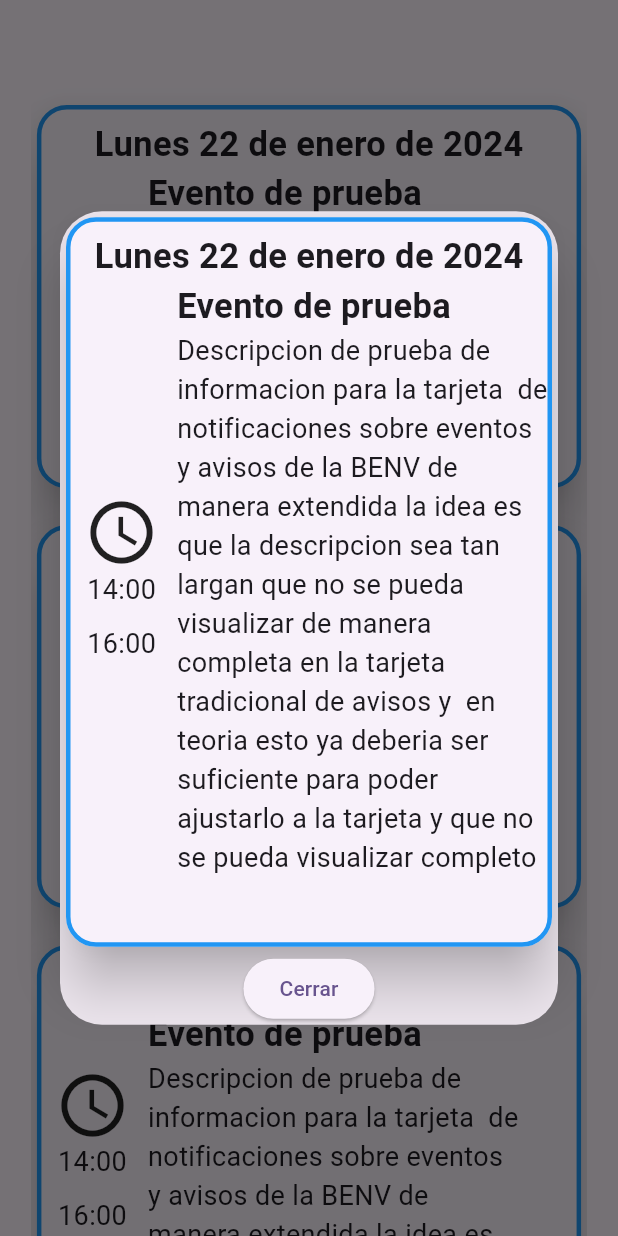
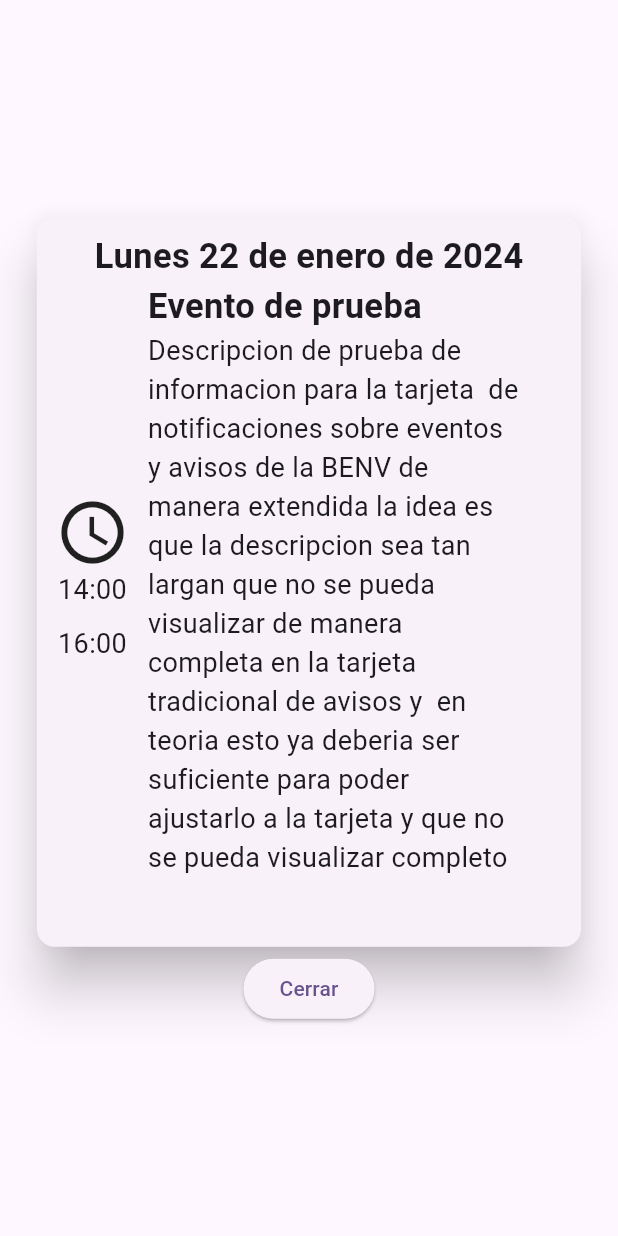
Before and after one commit to REV09/siabenv_ss, a Flutter app: the NotificationsPage widget shown alone on an empty page, opened directly, after a tap on "Lunes 22 de enero de 2024", on a phone screen of 412 x 824 dp. Run offline on Flutter 3.47's test engine with Material 2 defaults, Android fonts, the phone set to English and light mode, and no system bars.

Commit message:
detalles evento terminado

```diff
--- /dev/null
+++ b/lib/src/pages/event_details_page.dart
@@ -0,0 +1,97 @@
+import 'package:flutter/material.dart';
+import 'package:mibenv/src/utils/responsive.dart';
+import 'widgets/notifications_card_landscape.dart';
+import 'widgets/notifications_card_portrait.dart';
+
+class EventDetailsPage extends StatefulWidget {
+  String title;
+  String information;
+
+  EventDetailsPage({
+    super.key,
+    required this.title,
+    required this.information,
+  });
+
+  @override
+  State<EventDetailsPage> createState() => _EventDetailsPage();
+}
+
+class _EventDetailsPage extends State<EventDetailsPage> {
+  @override
+  Widget build(BuildContext context) {
+    Responsive responsive = Responsive(context);
+    return Scaffold(
+      body: Center(
+        child: OrientationBuilder(
+          builder: (context, orientation) => orientation == Orientation.portrait
+              ? portraitView(responsive)
+              : landscapeView(responsive),
+        ),
+      ),
+    );
+  }
+
+  portraitView(Responsive responsive) {
+    NotificationCardPortrait eventCardPortrait = NotificationCardPortrait(
+      information: widget.information,
+      title: widget.title,
+      width: responsive.wp(60),
+    );
+
+    return Column(
+      mainAxisAlignment: MainAxisAlignment.center,
+      children: <Widget>[
+        SizedBox(
+          width: responsive.wp(90),
+          height: responsive.hp(60),
+          child: eventCardPortrait,
+        ),
+        Row(
+          mainAxisAlignment: MainAxisAlignment.center,
+          children: <Widget>[
+            SizedBox(
+              child: ElevatedButton(
+                onPressed: () {
+                  Navigator.pop(context);
+                },
+                child: const Text("Cerrar"),
+              ),
+            ),
+          ],
+        ),
+      ],
+    );
+  }
+
+  landscapeView(Responsive responsive) {
+    NotificationCardLandscape eventCardLandscape = NotificationCardLandscape(
+      information: widget.information,
+      title: widget.title,
+      width: responsive.wp(70),
+    );
+    return Column(
+      mainAxisAlignment: MainAxisAlignment.center,
+      children: [
+        SizedBox(
+          width: responsive.wp(73),
+          height: responsive.hp(78),
+          child: eventCardLandscape,
+        ),
+        Row(
+          mainAxisAlignment: MainAxisAlignment.center,
+          children: <Widget>[
+            SizedBox(
+              child: ElevatedButton(
+                onPressed: () {
+                  Navigator.pop(context);
+                },
+                child: const Text("Cerrar"),
+              ),
+            ),
+          ],
+        ),
+      ],
+    );
+  }
+}
--- a/lib/src/pages/notifications_page.dart
+++ b/lib/src/pages/notifications_page.dart
@@ -1,4 +1,5 @@
 import 'package:flutter/material.dart';
+import 'package:mibenv/src/pages/event_details_page.dart';
 import '../utils/responsive.dart';
 import 'widgets/notifications_card_landscape.dart';
 import 'widgets/notifications_card_portrait.dart';
@@ -11,6 +12,9 @@ class NotificationsPage extends StatefulWidget {
 }
 
 class _NotificationsPage extends State<NotificationsPage> {
+  List<SizedBox> eventsListPortrait = List.empty(growable: true);
+  List<SizedBox> eventsListLandscape = List.empty(growable: true);
+
   @override
   Widget build(BuildContext context) {
     String information = "Descripcion de prueba de informacion para la tarjeta "
@@ -22,6 +26,73 @@ class _NotificationsPage extends State<NotificationsPage> {
     String title = "Evento de prueba";
 
     Responsive responsive = Responsive(context);
+
+    eventsListPortrait.clear();
+    eventsListLandscape.clear();
+
+    eventsListPortrait.add(SizedBox(height: responsive.hp(8)));
+    eventsListLandscape.add(SizedBox(height: responsive.hp(8)));
+    for (int i = 0; i < 5; i++) {
+      NotificationCardLandscape eventCardLandscape = NotificationCardLandscape(
+        information: information,
+        title: title,
+        width: responsive.wp(70),
+      );
+
+      NotificationCardPortrait eventCardPortrait = NotificationCardPortrait(
+        information: information,
+        title: title,
+        width: responsive.wp(60),
+      );
+      eventCardPortrait.setMaxLines(6);
+      eventCardLandscape.setMaxLines(4);
+
+      eventsListPortrait.add(
+        SizedBox(
+          width: responsive.wp(90),
+          height: responsive.hp(32),
+          child: InkWell(
+            child: eventCardPortrait,
+            onTap: () {
+              Navigator.of(context).push(
+                MaterialPageRoute(
+                  builder: (context) => EventDetailsPage(
+                    title: title,
+                    information: information,
+                  ),
+                ),
+              );
+            },
+          ),
+        ),
+      );
+
+      eventsListLandscape.add(
+        SizedBox(
+          width: responsive.wp(60),
+          height: responsive.hp(60),
+          child: InkWell(
+            child: eventCardLandscape,
+            onTap: () {
+              Navigator.of(context).push(
+                MaterialPageRoute(
+                  builder: (context) => EventDetailsPage(
+                    title: title,
+                    information: information,
+                  ),
+                ),
+              );
+            },
+          ),
+        ),
+      );
+
+      eventsListPortrait.add(SizedBox(height: responsive.hp(2)));
+      eventsListLandscape.add(SizedBox(height: responsive.hp(2)));
+    }
+    eventsListPortrait.add(SizedBox(height: responsive.hp(5)));
+    eventsListLandscape.add(SizedBox(height: responsive.hp(5)));
+
     return Center(
       child: OrientationBuilder(
         builder: (context, orientation) => orientation == Orientation.portrait
@@ -33,146 +104,20 @@ class _NotificationsPage extends State<NotificationsPage> {
 
   SingleChildScrollView portraitView(
       String title, String information, Responsive responsive) {
-    List<SizedBox> eventsList = List.empty(growable: true);
-    eventsList.add(SizedBox(height: responsive.hp(8)));
-    for (int i = 0; i < 5; i++) {
-      NotificationCardPortrait eventCard = NotificationCardPortrait(
-        information: information,
-        title: title,
-        width: responsive.wp(60),
-        shapeBorder: RoundedRectangleBorder(
-          borderRadius: BorderRadius.circular(20),
-          side: const BorderSide(
-            color: Colors.blue,
-            width: 3,
-          ),
-        ),
-      );
-      eventCard.setMaxLines(6);
-
-      eventsList.add(
-        SizedBox(
-          width: responsive.wp(90),
-          height: responsive.hp(32),
-          child: InkWell(
-            child: eventCard,
-            onTap: () {
-              eventCard.setMaxLines(null);
-              showDialog(
-                context: context,
-                builder: (context) => Dialog(
-                  child: SingleChildScrollView(
-                    child: Column(
-                      children: <Widget>[
-                        SizedBox(
-                          width: responsive.wp(90),
-                          height: responsive.hp(60),
-                          child: eventCard,
-                        ),
-                        Row(
-                          mainAxisAlignment: MainAxisAlignment.center,
-                          children: <Widget>[
-                            SizedBox(
-                              child: ElevatedButton(
-                                onPressed: () {
-                                  Navigator.pop(context);
-                                },
-                                child: const Text("Cerrar"),
-                              ),
-                            ),
-                          ],
-                        ),
-                      ],
-                    ),
-                  ),
-                ),
-              );
-            },
-          ),
-        ),
-      );
-      eventsList.add(SizedBox(height: responsive.hp(2)));
-    }
-    eventsList.add(SizedBox(height: responsive.hp(5)));
-
     return SingleChildScrollView(
       child: Column(
         mainAxisAlignment: MainAxisAlignment.center,
-        children: eventsList,
+        children: eventsListPortrait,
       ),
     );
   }
 
   SingleChildScrollView landscapeView(
       String title, String information, Responsive responsive) {
-    List<SizedBox> eventList = List.empty(growable: true);
-    eventList.add(SizedBox(height: responsive.hp(8)));
-
-    for (int i = 0; i < 5; i++) {
-      NotificationCardLandscape eventCard = NotificationCardLandscape(
-        information: information,
-        title: title,
-        width: responsive.wp(70),
-        shapeBorder: RoundedRectangleBorder(
-          borderRadius: BorderRadius.circular(20),
-          side: const BorderSide(
-            color: Colors.blue,
-            width: 3,
-          ),
-        ),
-      );
-
-      eventCard.setMaxLines(4);
-
-      eventList.add(
-        SizedBox(
-          width: responsive.wp(60),
-          height: responsive.hp(60),
-          child: InkWell(
-            child: eventCard,
-            onTap: () {
-              eventCard.setMaxLines(null);
-              showDialog(
-                context: context,
-                builder: (context) => Dialog(
-                  child: SingleChildScrollView(
-                    child: Column(
-                      children: <Widget>[
-                        SizedBox(
-                          width: responsive.wp(90),
-                          height: responsive.hp(80),
-                          child: eventCard,
-                        ),
-                        Row(
-                          mainAxisAlignment: MainAxisAlignment.center,
-                          children: <Widget>[
-                            SizedBox(
-                              child: ElevatedButton(
-                                onPressed: () {
-                                  Navigator.pop(context);
-                                },
-                                child: const Text("Cerrar"),
-                              ),
-                            ),
-                          ],
-                        ),
-                      ],
-                    ),
-                  ),
-                ),
-              );
-            },
-          ),
-        ),
-      );
-      eventList.add(SizedBox(height: responsive.hp(2)));
-    }
-    eventList.add(SizedBox(height: responsive.hp(5)));
-
     return SingleChildScrollView(
       child: Column(
         mainAxisAlignment: MainAxisAlignment.center,
-        children: eventList,
+        children: eventsListLandscape,
       ),
     );
   }
```
Also changed, not shown: lib/src/utils/dialog_box.dart (deleted, +0 -89 lines).
